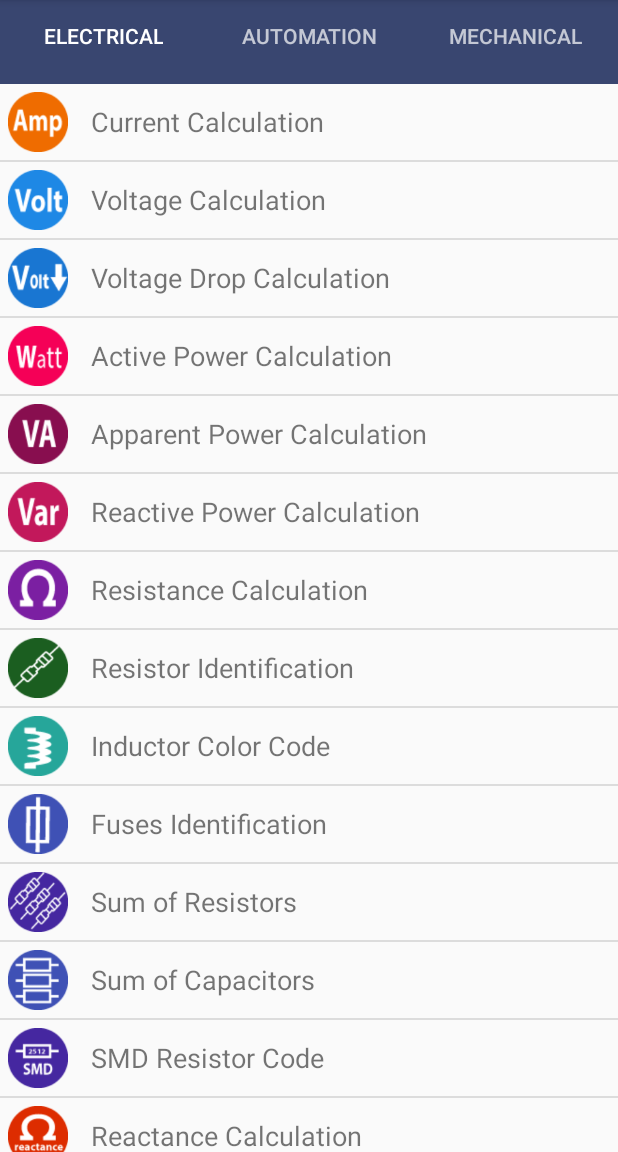
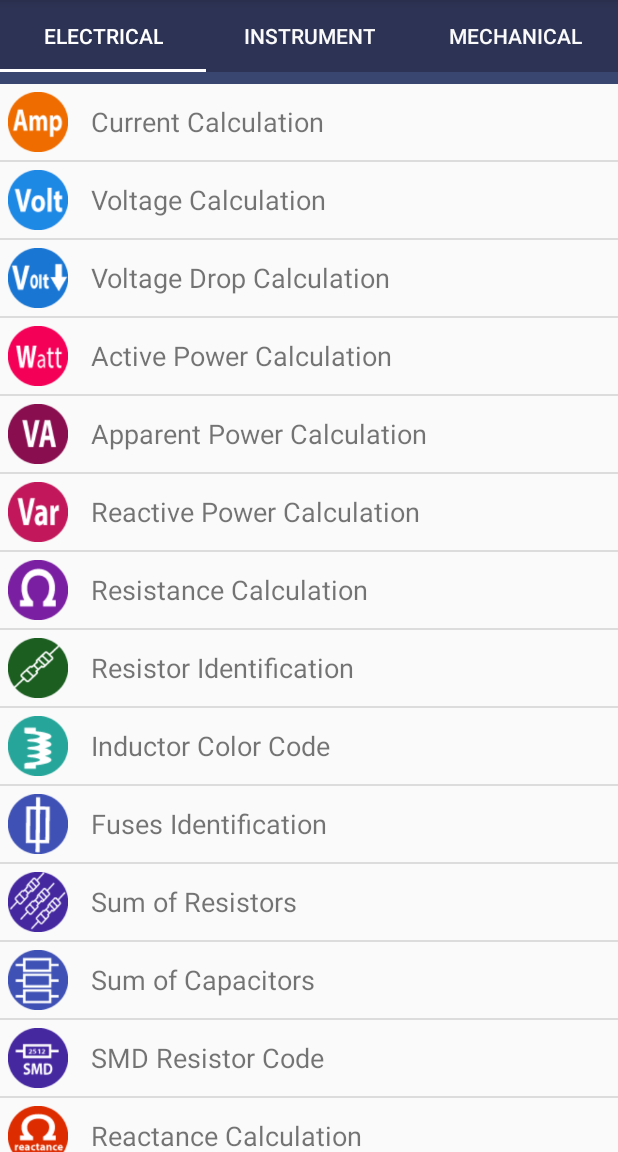
Before and after one commit to thomslab/PocketEngineer, an Android app: the screen it shows after launch (MainActivity), on a phone screen of 412 x 824 dp, the part 84-1236 px from its top. Run offline under Robolectric (Android 15) with nearby library versions, the phone set to English and light mode, and no system bars.

Commit message:
center tablayout and change tab background

```diff
--- a/app/src/main/AndroidManifest.xml
+++ b/app/src/main/AndroidManifest.xml
@@ -27,10 +27,14 @@
             </intent-filter>
         </activity>
         <activity android:name=".CurrentCalculation"
-            android:label="Current Calculation">
+            android:label="Current Calculation"
+            android:parentActivityName="com.thomslab.proengineer.MainActivity" >
             <intent-filter>
                 <action android:name="android.intent.action.MAIN"/>
             </intent-filter>
+            <meta-data
+                android:name="android.support.PARENT_ACTIVITY"
+                android:value="com.thomslab.proengineer.MainActivity" />
         </activity>
 
     </application>
--- a/app/src/main/java/com/thomslab/proengineer/MainActivity.java
+++ b/app/src/main/java/com/thomslab/proengineer/MainActivity.java
@@ -26,9 +26,8 @@ public class MainActivity extends AppCompatActivity implements TabLayout.OnTabSe
 
         // penambahan tabs dan teks tab
         tabLayout.addTab(tabLayout.newTab().setText("Electrical"));
-        tabLayout.addTab(tabLayout.newTab().setText("Automation"));
+        tabLayout.addTab(tabLayout.newTab().setText("Instrument"));
         tabLayout.addTab(tabLayout.newTab().setText("Mechanical"));
-        tabLayout.setTabGravity(TabLayout.GRAVITY_FILL);
 
         // inisialisasi pager
         viewPager = (ViewPager) findViewById(R.id.pager);
@@ -40,7 +39,9 @@ public class MainActivity extends AppCompatActivity implements TabLayout.OnTabSe
         viewPager.setAdapter(pagerAdapter);
 
         // menambahkan Ontabselectedlistener untuk swipe views
-        tabLayout.addOnTabSelectedListener(this);
+       //tabLayout.addOnTabSelectedListener(this);
+        tabLayout.setSmoothScrollingEnabled(true);
+        tabLayout.setHorizontalScrollBarEnabled(true);
 
         viewPager.addOnPageChangeListener(new ViewPager.OnPageChangeListener() {
             @Override
--- a/app/src/main/java/com/thomslab/proengineer/automation.java
+++ b/app/src/main/java/com/thomslab/proengineer/instrument.java
@@ -12,7 +12,7 @@ import android.view.ViewGroup;
 
 
 //Our class extending fragment
-public class automation extends Fragment {
+public class instrument extends Fragment {
 
     //Overriden method onCreateView
     @Override
@@ -20,7 +20,7 @@ public class automation extends Fragment {
 
         //Returning the layout file after inflating
         //Change R.layout.tab1 in you classes
-        View view = inflater.inflate(R.layout.automation_tab, container, false);
+        View view = inflater.inflate(R.layout.instrument_tab, container, false);
         return view;
     }
 }
--- a/app/src/main/java/com/thomslab/proengineer/pager.java
+++ b/app/src/main/java/com/thomslab/proengineer/pager.java
@@ -32,8 +32,8 @@ public class pager extends FragmentStatePagerAdapter {
                 electrical electrical = new electrical();
                 return electrical;
             case 1:
-                automation automation = new automation();
-                return automation;
+                instrument instrument = new instrument();
+                return instrument;
             case 2:
                 mechanical mechanical = new mechanical();
                 return mechanical;
--- a/app/src/main/res/layout/activity_main.xml
+++ b/app/src/main/res/layout/activity_main.xml
@@ -12,18 +12,26 @@
 
     <!-- our tablayout to display tabs  -->
     <android.support.design.widget.TabLayout
+
         android:id="@+id/tabLayout"
+        app:tabGravity="fill"
+        app:tabMinWidth="0dp"
+        app:tabIndicatorColor="#fff"
+        android:background="?attr/colorPrimary"
+        android:minHeight="?attr/actionBarSize"
         android:layout_width="match_parent"
         android:layout_height="wrap_content"
-        android:background="?attr/colorPrimary"
-        android:minHeight="?attr/actionBarSize"
-        android:theme="@style/ThemeOverlay.AppCompat.Dark.ActionBar"/>
+        app:tabMode="fixed"
+        app:tabBackground="@color/colorPrimaryDark"
+        app:tabTextColor="#FFFAFAFA"
+        app:tabSelectedTextColor="#fff"
+
+        />
 
     <!-- View pager to swipe views -->
     <android.support.v4.view.ViewPager
         android:id="@+id/pager"
         android:layout_width="match_parent"
-        android:layout_height="fill_parent"
-        app:layout_behavior="@string/appbar_scrolling_view_behavior"/>
+        android:layout_height="match_parent" />
 
 </LinearLayout>
--- a/app/src/main/res/values/colors.xml
+++ b/app/src/main/res/values/colors.xml
@@ -4,4 +4,6 @@
     <color name="colorPrimaryDark">#2d3354</color>
     <color name="colorAccent">#394670</color>
     <color name="color_font_primary">#000</color>
+    <color name="primary_black">#000</color>
+    <color name="primary_white">#fff</color>
 </resources>
```
Also changed, not shown: app/src/main/java/com/thomslab/proengineer/CurrentCalculation.java (+95 -3 lines), app/src/main/res/values/strings.xml (+5 -5 lines), app/src/main/res/layout/instrument_tab.xml (renamed from app/src/main/res/layout/automation_tab.xml).
